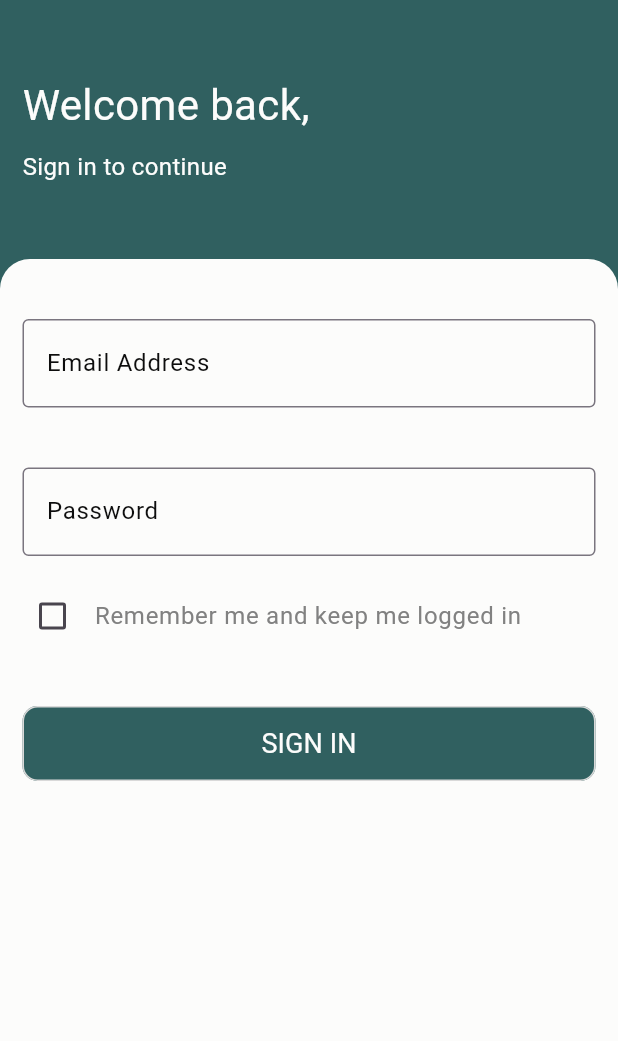
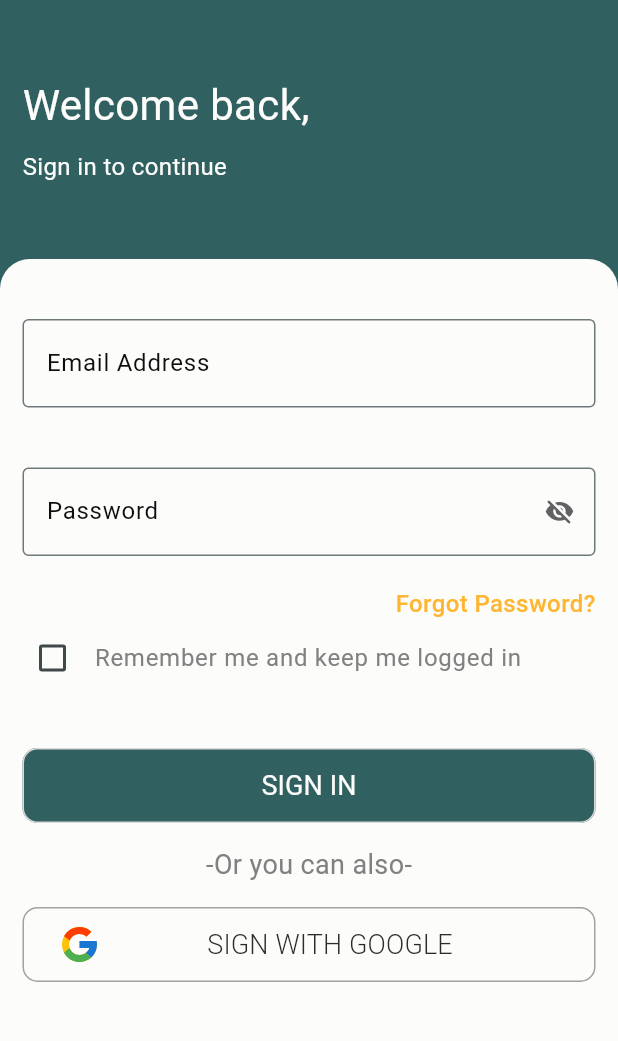
Before and after one commit to SaurabhYadav5675/CrickCup, a Flutter app: the screen it shows after launch, on a phone screen of 412 x 824 dp, the part 101-1142 px from its top. Run offline on Flutter 3.47's test engine with Material 3 defaults, Android fonts, the light colour scheme and no system bars; our stand-ins replace flutter_svg, lottie.

Commit message:
UI changes on signIn page

```diff
--- a/lib/constants/app_colors.dart
+++ b/lib/constants/app_colors.dart
@@ -3,6 +3,7 @@ import 'package:flutter/material.dart';
 class AppColors {
   static final primaryColors = PrimaryColors();
   static final darkGrey = DarkGrey();
+  static final orange = Orange();
 }
 
 class PrimaryColors {
@@ -23,3 +24,17 @@ class DarkGrey {
   final Color v800 = const Color(0xff161616);
   final Color v900 = const Color(0xff0D0D0D);
 }
+
+class Orange {
+  final Color v0 = const Color(0x0CFFA500);
+  final Color v50 = const Color(0x0DFFA500);
+  final Color v100 = const Color(0x1AFFA500);
+  final Color v200 = const Color(0x33FFA500);
+  final Color v300 = const Color(0x4DFFA500);
+  final Color v400 = const Color(0x66FFA500);
+  final Color v500 = const Color(0x80FFA500);
+  final Color v600 = const Color(0x99FFA500);
+  final Color v700 = const Color(0xB3FFA500);
+  final Color v800 = const Color(0xCCFFA500);
+  final Color v900 = const Color(0xFFFFA500);
+}
--- a/lib/constants/app_svg.dart
+++ b/lib/constants/app_svg.dart
@@ -1,3 +1,4 @@
 class AppSvg {
-  static const loader = "assets/app_loader.svg";
+  static const loader = "assets/splash_loader.json";
+  static const googleSvg = "assets/images/google_icon.svg";
 }
--- /dev/null
+++ b/lib/constants/app_theme.dart
@@ -0,0 +1,19 @@
+import 'package:crick_cup/constants/app_colors.dart';
+import 'package:flutter/material.dart';
+
+class AppTheme {
+  static final lightTheme = ThemeData(
+    scaffoldBackgroundColor: Colors.white,
+    brightness: Brightness.light,
+    useMaterial3: true,
+    colorSchemeSeed: AppColors.primaryColors.oliveGreen,
+  );
+
+  static final dartTheme = ThemeData(
+    scaffoldBackgroundColor: Colors.black,
+    brightness: Brightness.dark,
+    splashColor: Colors.black,
+    useMaterial3: true,
+    colorSchemeSeed: AppColors.primaryColors.oliveGreen,
+  );
+}
--- a/lib/main.dart
+++ b/lib/main.dart
@@ -1,3 +1,4 @@
+import 'package:crick_cup/constants/app_theme.dart';
 import 'package:flutter/material.dart';
 import 'package:crick_cup/screens/splash_screen.dart';
 
@@ -14,10 +15,9 @@ class MyApp extends StatelessWidget {
     return MaterialApp(
       title: 'Flutter Demo',
       debugShowCheckedModeBanner: false,
-      theme: ThemeData(
-        colorScheme: ColorScheme.fromSeed(seedColor: Colors.deepPurple),
-        useMaterial3: true,
-      ),
+      theme: AppTheme.lightTheme,
+      darkTheme: AppTheme.dartTheme,
+      themeMode: ThemeMode.light,
       home: const SplashScreen(),
     );
   }
--- a/lib/screens/onbording/auth_gate.dart
+++ b/lib/screens/onbording/auth_gate.dart
@@ -27,6 +27,7 @@ class _AuthGateState extends State<AuthGate> {
   @override
   Widget build(BuildContext context) {
     return Scaffold(
+      resizeToAvoidBottomInset: false,
       backgroundColor: AppColors.primaryColors.oliveGreen,
       body: Column(
         mainAxisAlignment: MainAxisAlignment.start,
--- a/lib/screens/onbording/sing_in.dart
+++ b/lib/screens/onbording/sing_in.dart
@@ -1,6 +1,10 @@
+import 'dart:async';
+
 import 'package:crick_cup/constants/app_colors.dart';
+import 'package:crick_cup/constants/app_svg.dart';
 import 'package:crick_cup/extensions/widget_extension.dart';
 import 'package:flutter/material.dart';
+import 'package:flutter_svg/flutter_svg.dart';
 
 class SignIn extends StatefulWidget {
   const SignIn({super.key});
@@ -10,7 +14,26 @@ class SignIn extends StatefulWidget {
 }
 
 class _SignInState extends State<SignIn> {
-  bool isChecked = false;
+  final emailController = TextEditingController();
+  final passwordController = TextEditingController();
+  final passwordVisibility = StreamController<bool>.broadcast();
+  final isChecked = StreamController<bool>.broadcast();
+
+  @override
+  void initState() {
+    passwordVisibility.sink.add(false);
+    isChecked.sink.add(false);
+    super.initState();
+  }
+
+  @override
+  void dispose() {
+    emailController.clear();
+    passwordController.clear();
+    passwordVisibility.close();
+    isChecked.close();
+    super.dispose();
+  }
 
   @override
   Widget build(BuildContext context) {
@@ -45,7 +68,14 @@ class _SignInState extends State<SignIn> {
           const SizedBox(
             height: 40,
           ),
-          TextField(
+          StreamBuilder<bool>(
+            stream: passwordVisibility.stream,
+            builder: (context, value) {
+              bool visibility = value.data ?? false;
+              return TextField(
+                keyboardType: TextInputType.visiblePassword,
+                textInputAction: TextInputAction.done,
+                obscureText: !visibility,
                 maxLines: 1,
                 style: TextStyle(
                     fontSize: 18,
@@ -57,35 +87,76 @@ class _SignInState extends State<SignIn> {
                       fontSize: 16,
                       color: AppColors.darkGrey.v900,
                       fontWeight: FontWeight.w400),
+                  suffixIcon: IconButton(
+                    icon: Icon(
+                      visibility
+                          ? Icons.visibility_rounded
+                          : Icons.visibility_off_rounded,
+                      color: visibility
+                          ? AppColors.darkGrey.v500
+                          : AppColors.darkGrey.v300,
+                      size: 20,
+                    ),
+                    color: AppColors.primaryColors.oliveGreen,
+                    onPressed: () {
+                      passwordVisibility.sink.add(!visibility);
+                    },
+                  ),
+                  alignLabelWithHint: false,
                   border: OutlineInputBorder(
                     borderSide:
                         BorderSide(width: 1.0, color: AppColors.darkGrey.v900),
                   ),
                 ),
+              );
+            },
           ),
           const SizedBox(
             height: 20,
           ),
-          CheckboxListTile(
+          Row(
+            mainAxisAlignment: MainAxisAlignment.end,
+            children: [
+              Text(
+                "Forgot Password?",
+                textAlign: TextAlign.end,
+                style: TextStyle(
+                    color: AppColors.orange.v800,
+                    fontSize: 16,
+                    fontWeight: FontWeight.w500),
+              ),
+            ],
+          ),
+          const SizedBox(
+            height: 5,
+          ),
+          StreamBuilder<bool>(
+              stream: isChecked.stream,
+              builder: (context, value) {
+                bool isSelected = value.data ?? false;
+                return CheckboxListTile(
                   dense: true,
                   contentPadding: EdgeInsets.zero,
-            visualDensity: const VisualDensity(horizontal: -4, vertical: -4),
-            value: isChecked,
-            selected: isChecked,
-            activeColor: Colors.green,
+                  visualDensity:
+                      const VisualDensity(horizontal: -4, vertical: -4),
+                  value: isSelected,
+                  selected: isSelected,
+                  activeColor: AppColors.orange.v800,
                   checkColor: Colors.white,
-            tileColor: Colors.green,
+                  tileColor: AppColors.orange.v800,
                   onChanged: (value) {
                     setState(() {
-                isChecked = value ?? false;
+                      isChecked.sink.add(!isSelected);
                     });
                   },
                   title: Text(
                     "Remember me and keep me logged in",
-              style: TextStyle(color: AppColors.darkGrey.v200, fontSize: 16),
+                    style:
+                        TextStyle(color: AppColors.darkGrey.v200, fontSize: 16),
                   ),
                   controlAffinity: ListTileControlAffinity.leading,
-          ),
+                );
+              }),
           const SizedBox(
             height: 40,
           ),
@@ -110,6 +181,49 @@ class _SignInState extends State<SignIn> {
                   fontWeight: FontWeight.w400),
             ),
           ),
+          const SizedBox(
+            height: 15,
+          ),
+          Text(
+            "-Or you can also-",
+            style: TextStyle(
+                fontSize: 18,
+                color: AppColors.darkGrey.v200,
+                fontWeight: FontWeight.w400),
+          ),
+          const SizedBox(
+            height: 15,
+          ),
+          OutlinedButton(
+            onPressed: () {},
+            style: OutlinedButton.styleFrom(
+              backgroundColor: AppColors.primaryColors.offWhite,
+              minimumSize: const Size.fromHeight(50),
+              shape: const RoundedRectangleBorder(
+                borderRadius: BorderRadius.all(Radius.circular(10)),
+              ),
+              side: BorderSide(
+                color: AppColors.darkGrey.v100,
+                width: 1,
+              ),
+            ),
+            child: Row(
+              children: [
+                SvgPicture.asset(AppSvg.googleSvg, height: 28, width: 28),
+                Expanded(
+                  child: Center(
+                    child: Text(
+                      "Sign with google".toUpperCase(),
+                      style: TextStyle(
+                          fontSize: 18,
+                          color: AppColors.darkGrey.v600,
+                          fontWeight: FontWeight.w300),
+                    ),
+                  ),
+                ),
+              ],
+            ),
+          ),
         ],
       ).paddingSymmetric(
         horizontal: 15,
--- a/lib/screens/splash_screen.dart
+++ b/lib/screens/splash_screen.dart
@@ -1,3 +1,4 @@
+import 'package:crick_cup/constants/app_svg.dart';
 import 'package:flutter/material.dart';
 import 'package:lottie/lottie.dart';
 
@@ -40,7 +41,7 @@ class _SplashScreenState extends State<SplashScreen>
                     color: AppColors.primaryColors.offWhite),
               )),
           Lottie.asset(
-            "assets/splash_loader.json",
+            AppSvg.loader,
             width: 350,
             height: 250,
             controller: _controller,
```
Also changed, not shown: assets/app_loader.svg (deleted), assets/images/google_icon.svg (added). Lines whose indentation alone changed are shown as unchanged.
